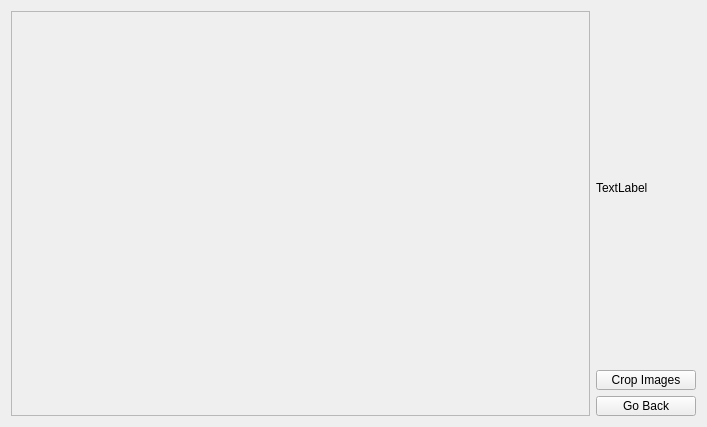
Old version of the form WatermarkCropper/cropmenu.ui in the repository vg16855/Ifunny-Watermark-Cropper.
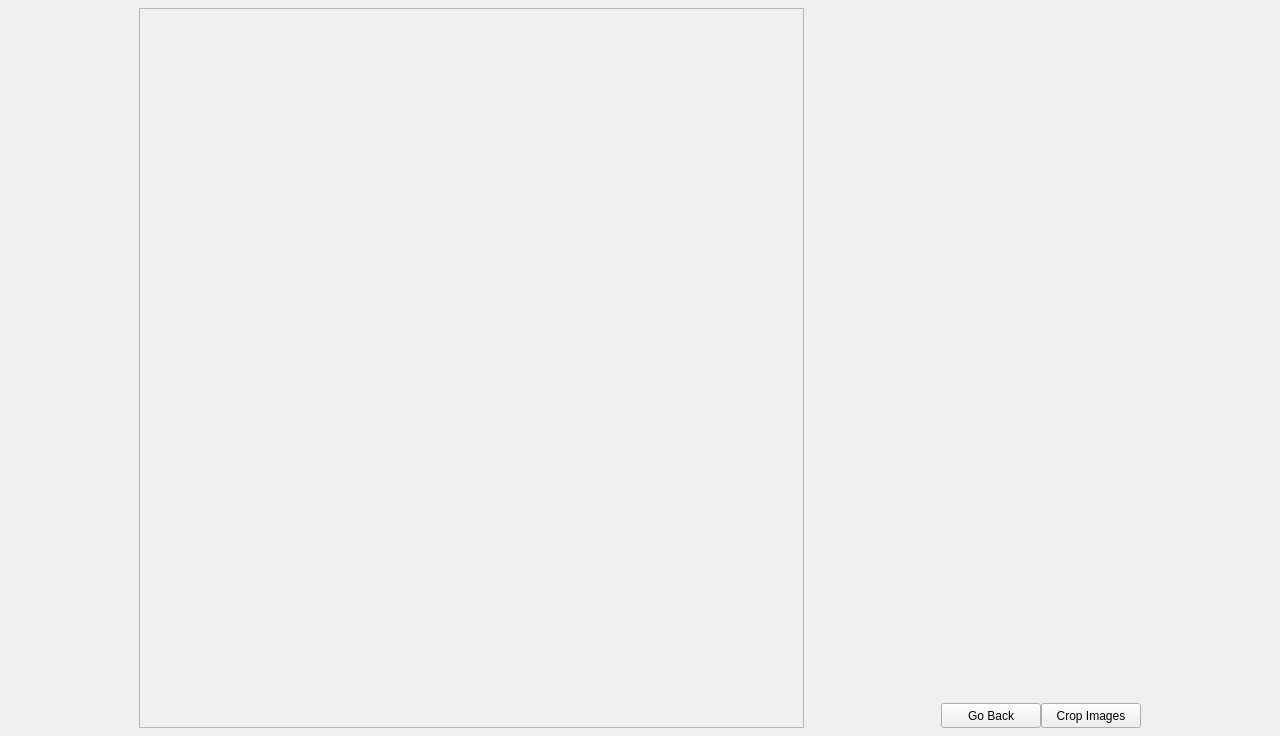
New version of the form.

Commit message: Added minimum size of certain widgets

The edit to the form file:
```diff
--- a/WatermarkCropper/cropmenu.ui
+++ b/WatermarkCropper/cropmenu.ui
@@ -6,16 +6,43 @@
    <rect>
     <x>0</x>
     <y>0</y>
-    <width>707</width>
-    <height>427</height>
+    <width>1280</width>
+    <height>720</height>
    </rect>
   </property>
   <property name="windowTitle">
    <string>Form</string>
   </property>
   <layout class="QGridLayout" name="gridLayout">
+   <property name="leftMargin">
+    <number>8</number>
+   </property>
+   <property name="topMargin">
+    <number>8</number>
+   </property>
+   <property name="rightMargin">
+    <number>8</number>
+   </property>
+   <property name="bottomMargin">
+    <number>8</number>
+   </property>
    <item row="0" column="0" rowspan="2">
     <widget class="QScrollArea" name="scrollArea">
+     <property name="minimumSize">
+      <size>
+       <width>665</width>
+       <height>720</height>
+      </size>
+     </property>
+     <property name="maximumSize">
+      <size>
+       <width>665</width>
+       <height>720</height>
+      </size>
+     </property>
+     <property name="sizeAdjustPolicy">
+      <enum>QAbstractScrollArea::AdjustToContents</enum>
+     </property>
      <property name="widgetResizable">
       <bool>true</bool>
      </property>
@@ -24,42 +51,38 @@
        <rect>
         <x>0</x>
         <y>0</y>
-        <width>579</width>
-        <height>407</height>
+        <width>663</width>
+        <height>718</height>
        </rect>
       </property>
-      <layout class="QGridLayout" name="imageGridView"/>
+      <layout class="QGridLayout" name="imageGridView" rowstretch="0" columnstretch="0" rowminimumheight="0" columnminimumwidth="0">
+       <property name="leftMargin">
+        <number>10</number>
+       </property>
+       <property name="topMargin">
+        <number>10</number>
+       </property>
+       <property name="rightMargin">
+        <number>10</number>
+       </property>
+       <property name="bottomMargin">
+        <number>10</number>
+       </property>
+       <property name="spacing">
+        <number>5</number>
+       </property>
+      </layout>
      </widget>
     </widget>
    </item>
-   <item row="0" column="1">
-    <widget class="QLabel" name="label">
-     <property name="text">
-      <string>TextLabel</string>
-     </property>
-    </widget>
+   <item row="0" column="2">
+    <widget class="QWidget" name="widget" native="true"/>
    </item>
-   <item row="1" column="1">
-    <layout class="QVBoxLayout" name="verticalLayout">
-     <item>
-      <widget class="QPushButton" name="cropImages">
-       <property name="minimumSize">
-        <size>
-         <width>100</width>
-         <height>20</height>
-        </size>
-       </property>
-       <property name="maximumSize">
-        <size>
-         <width>100</width>
-         <height>20</height>
-        </size>
-       </property>
-       <property name="text">
-        <string>Crop Images</string>
-       </property>
-      </widget>
-     </item>
+   <item row="1" column="2">
+    <layout class="QHBoxLayout" name="horizontalLayout_2" stretch="0,0">
+     <property name="spacing">
+      <number>0</number>
+     </property>
      <item>
       <widget class="QPushButton" name="goBack">
        <property name="minimumSize">
@@ -71,7 +94,7 @@
        <property name="maximumSize">
         <size>
          <width>100</width>
-         <height>20</height>
+         <height>25</height>
         </size>
        </property>
        <property name="text">
@@ -79,6 +102,25 @@
        </property>
       </widget>
      </item>
+     <item>
+      <widget class="QPushButton" name="cropImages">
+       <property name="minimumSize">
+        <size>
+         <width>100</width>
+         <height>20</height>
+        </size>
+       </property>
+       <property name="maximumSize">
+        <size>
+         <width>100</width>
+         <height>25</height>
+        </size>
+       </property>
+       <property name="text">
+        <string>Crop Images</string>
+       </property>
+      </widget>
+     </item>
     </layout>
    </item>
   </layout>
```
